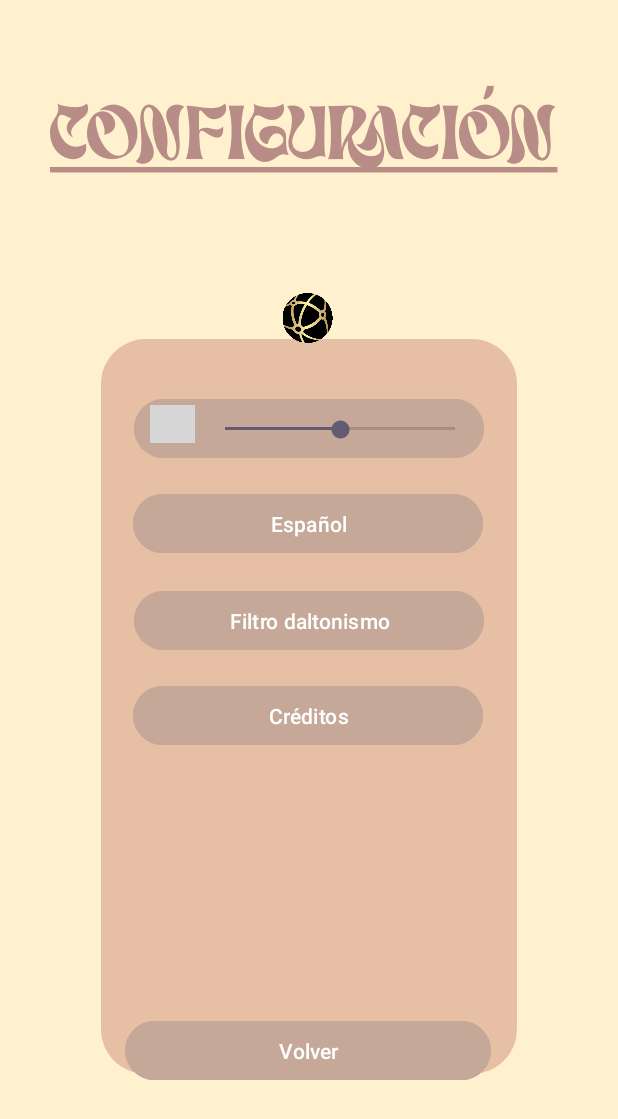
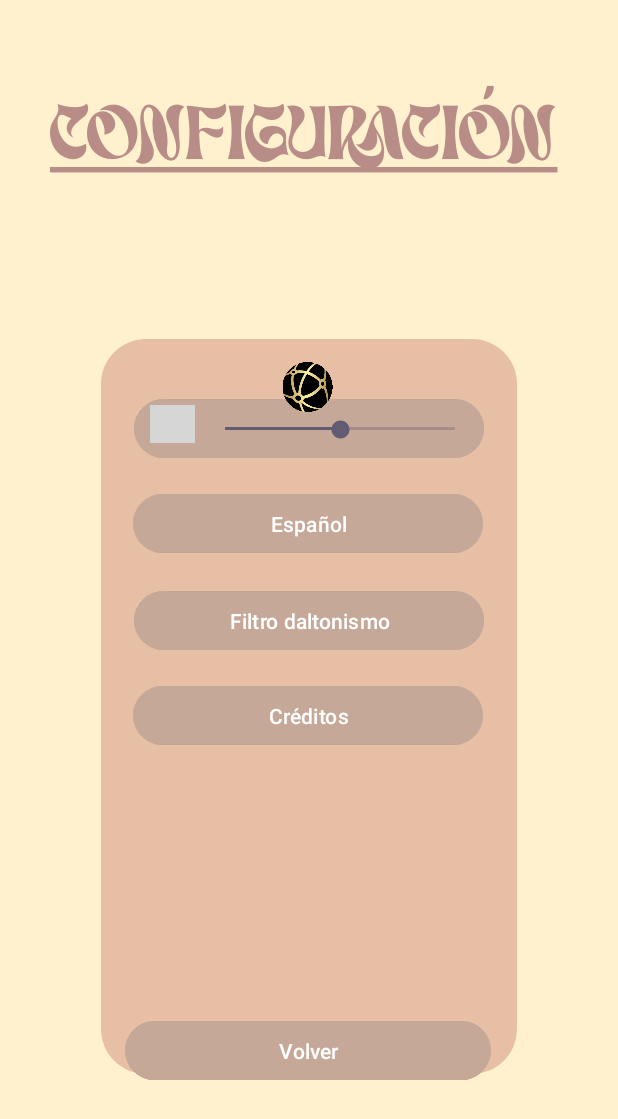
Before and after one commit to cherno1929/CSG3_2324, an Android app: the PantallaOpciones screen opened directly, with no data from a screen before it, on a phone screen of 412 x 824 dp. Shown: the top 1119 px of the screen. Run offline under Robolectric (Android 15) with nearby library versions, the phone set to English and light mode, and no system bars; grey boxes are pictures that could not be loaded.

Commit message:
Pequeño ajuste logo pantalla config

```diff
--- a/app/src/main/res/layout/activity_pantalla_opciones.xml
+++ b/app/src/main/res/layout/activity_pantalla_opciones.xml
@@ -4,8 +4,8 @@
     xmlns:tools="http://schemas.android.com/tools"
     android:layout_width="match_parent"
     android:layout_height="match_parent"
-    tools:context=".PantallaOpciones"
-    android:background="#fff1ce">
+    android:background="#fff1ce"
+    tools:context=".PantallaOpciones">
 
     <Button
         android:id="@+id/back3"
@@ -131,22 +131,23 @@
         android:id="@+id/roundImageView"
         android:layout_width="42dp"
         android:layout_height="33dp"
-        app:layout_constraintBottom_toBottomOf="parent"
+        android:layout_marginTop="15dp"
+        app:layout_constraintBottom_toBottomOf="@+id/back3"
         app:layout_constraintEnd_toEndOf="parent"
         app:layout_constraintHorizontal_bias="0.498"
         app:layout_constraintStart_toStartOf="parent"
-        app:layout_constraintTop_toTopOf="parent"
-        app:layout_constraintVertical_bias="0.247"
+        app:layout_constraintTop_toTopOf="@+id/rectangle"
+        app:layout_constraintVertical_bias="0.0"
         app:srcCompat="@drawable/team_recortada" />
 
     <TextView
         android:id="@+id/titulo"
         android:layout_width="344dp"
         android:layout_height="65dp"
+        android:fontFamily="@font/lostar"
         android:text="Configuración"
         android:textColor="#b88c87"
         android:textSize="50sp"
-        android:fontFamily="@font/lostar"
         app:layout_constraintBottom_toBottomOf="parent"
         app:layout_constraintEnd_toEndOf="parent"
         app:layout_constraintHorizontal_bias="0.492"
```
